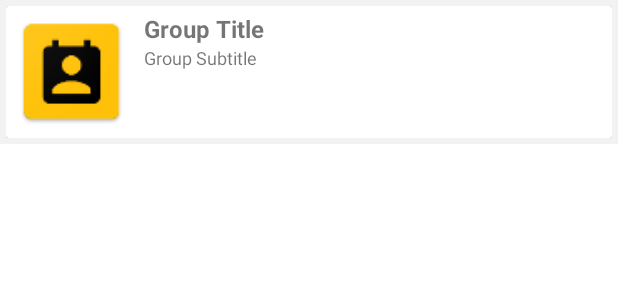
After one commit to YosifHadima/myFiles, an Android app: the layout expandable_group_header.xml on its own in the app's theme, with its tools: preview values and no code run, on a phone screen of 412 x 824 dp. The commit adds this screen. Shown: the top 300 px of the screen. Run offline under Robolectric (Android 15) with nearby library versions, the phone set to English and light mode, and no system bars.

Commit message:
expandable list view is now working

```diff
--- a/MainFarahy/app/build.gradle
+++ b/MainFarahy/app/build.gradle
@@ -83,5 +83,6 @@ dependencies {
     implementation 'com.google.guava:guava:27.0.1-android'
     implementation 'com.github.felixsoares:ImageZoom:1.0'
     implementation 'androidx.recyclerview:recyclerview:1.2.1'
+    implementation 'androidx.cardview:cardview:1.0.0' // for CardView
 
 }
--- a/MainFarahy/app/src/main/res/layout/activity_bottom_navigation.xml
+++ b/MainFarahy/app/src/main/res/layout/activity_bottom_navigation.xml
@@ -4,7 +4,7 @@
     android:id="@+id/container"
     android:layout_width="match_parent"
     android:layout_height="match_parent"
-    android:paddingTop="?attr/actionBarSize">
+   >
 
     <com.google.android.material.bottomnavigation.BottomNavigationView
         android:id="@+id/nav_view"
--- /dev/null
+++ b/MainFarahy/app/src/main/res/layout/expandable_group_header.xml
@@ -0,0 +1,55 @@
+<!-- list_group.xml -->
+<LinearLayout xmlns:android="http://schemas.android.com/apk/res/android"
+    xmlns:app="http://schemas.android.com/apk/res-auto"
+    xmlns:card_view="http://schemas.android.com/tools"
+    android:layout_width="match_parent"
+    android:layout_height="wrap_content"
+    android:id="@+id/linearGroup"
+
+    android:background="#F2F2F2"
+    android:padding="4dp">
+
+    <androidx.cardview.widget.CardView
+        android:layout_width="match_parent"
+        android:layout_height="wrap_content"
+
+        app:cardElevation="2dp"
+        card_view:cardCornerRadius="4dp">
+
+        <LinearLayout
+            android:layout_width="match_parent"
+            android:layout_height="match_parent"
+            android:orientation="horizontal"
+            android:padding="4dp">
+
+            <ImageView
+                android:id="@+id/groupImageView"
+                android:layout_width="80dp"
+                android:layout_height="80dp"
+                android:src="@drawable/ic_contact" />
+
+            <LinearLayout
+                android:layout_width="wrap_content"
+                android:layout_height="wrap_content"
+                android:layout_marginStart="8dp"
+                android:orientation="vertical">
+
+                <TextView
+                    android:id="@+id/groupTitleTextView"
+                    android:layout_width="wrap_content"
+                    android:layout_height="wrap_content"
+                    android:text="Group Title"
+                    android:textSize="16sp"
+                    android:textStyle="bold" />
+
+                <TextView
+                    android:id="@+id/groupSubtitleTextView"
+                    android:layout_width="wrap_content"
+                    android:layout_height="wrap_content"
+                    android:text="Group Subtitle"
+                    android:textSize="12sp" />
+            </LinearLayout>
+        </LinearLayout>
+    </androidx.cardview.widget.CardView>
+
+</LinearLayout>
```
Also changed, not shown: MainFarahy/app/src/main/java/com/foru/mainfarahy/ui/home/ChildData.java (added, +25 -0 lines), MainFarahy/app/src/main/java/com/foru/mainfarahy/ui/home/ExpandableListAdapter.java (added, +158 -0 lines), MainFarahy/app/src/main/java/com/foru/mainfarahy/ui/home/GroupData.java (added, +62 -0 lines), MainFarahy/app/src/main/java/com/foru/mainfarahy/ui/home/HomeFragment.java (+112 -4 lines), MainFarahy/app/src/main/res/anim/collapse_anim.xml (added, +9 -0 lines), MainFarahy/app/src/main/res/anim/expand_anim.xml (added, +9 -0 lines), MainFarahy/app/src/main/res/layout/expandable_child_item.xml (added, +51 -0 lines), MainFarahy/app/src/main/res/layout/fragment_dashboard.xml (+41 -38 lines), MainFarahy/app/src/main/res/layout/fragment_home.xml (+24 -0 lines).
